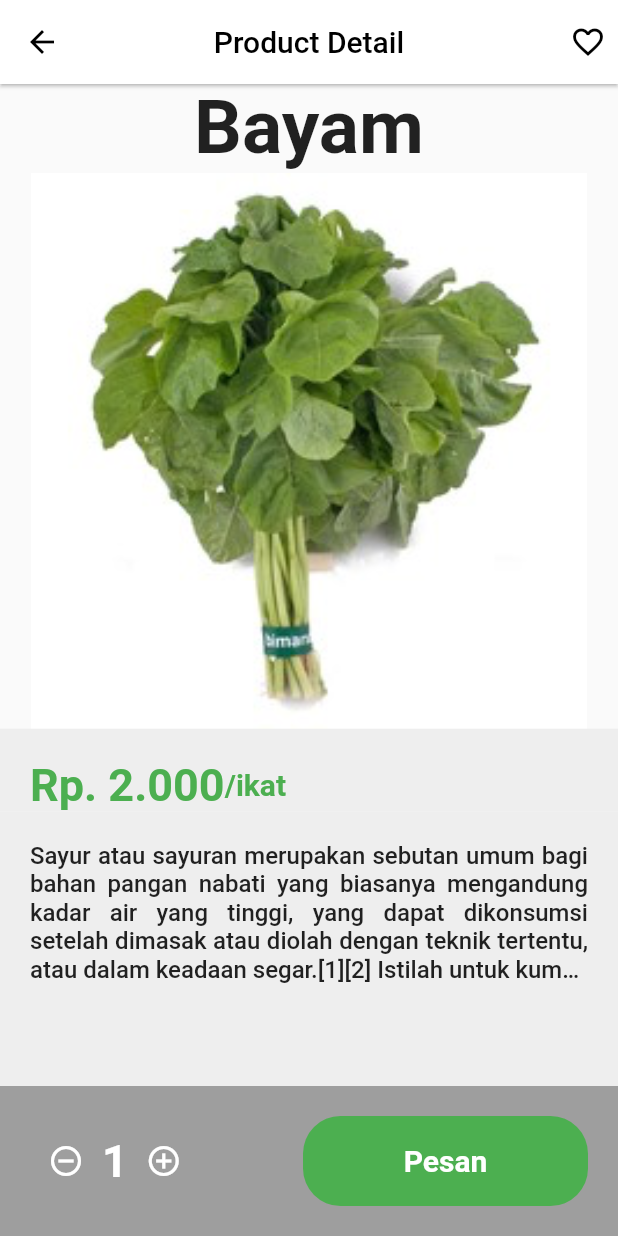
After one commit to IJlnflhbrzDev/flutter_ui_grocery, a Flutter app: the screen it shows after launch, after a tap on an icon or button, on a phone screen of 412 x 824 dp. The commit adds this screen. Run offline on Flutter 3.47's test engine with Material 2 defaults, Android fonts, the phone set to English and light mode, and no system bars.

Commit message:
UPDATE PRODUCT DETAIL VIEW GROCERY APP

```diff
--- a/lib/data.dart
+++ b/lib/data.dart
@@ -16,41 +16,41 @@ final List<DataProductBuah> alldata = [
     '2.000',
     'ikat',
     'assets/img1.png',
-    'Secara umum sayuran dan buah-buahan merupakan sumber berbagai vitamin, mineral',
+    'Sayur atau sayuran merupakan sebutan umum bagi bahan pangan nabati yang biasanya mengandung kadar air yang tinggi, yang dapat dikonsumsi setelah dimasak atau diolah dengan teknik tertentu, atau dalam keadaan segar.[1][2] Istilah untuk kumpulan berbagai jenis sayur adalah sayur-sayuran atau sayur-mayur. Pengolahan sayur-mayur dapat dilakukan dengan cara beragam',
   ),
   DataProductBuah(
     'Alpukat',
     '4.000',
     'ikat',
     'assets/img2.png',
-    'Secara umum sayuran dan buah-buahan merupakan sumber berbagai vitamin, mineral',
+    'Sayur atau sayuran merupakan sebutan umum bagi bahan pangan nabati yang biasanya mengandung kadar air yang tinggi, yang dapat dikonsumsi setelah dimasak atau diolah dengan teknik tertentu, atau dalam keadaan segar.[1][2] Istilah untuk kumpulan berbagai jenis sayur adalah sayur-sayuran atau sayur-mayur. Pengolahan sayur-mayur dapat dilakukan dengan cara beragam',
   ),
   DataProductBuah(
     'Jagung',
     '9.500',
     'ikat',
     'assets/img3.png',
-    'Secara umum sayuran dan buah-buahan merupakan sumber berbagai vitamin, mineral',
+    'Sayur atau sayuran merupakan sebutan umum bagi bahan pangan nabati yang biasanya mengandung kadar air yang tinggi, yang dapat dikonsumsi setelah dimasak atau diolah dengan teknik tertentu, atau dalam keadaan segar.[1][2] Istilah untuk kumpulan berbagai jenis sayur adalah sayur-sayuran atau sayur-mayur. Pengolahan sayur-mayur dapat dilakukan dengan cara beragam',
   ),
   DataProductBuah(
     'Kiwi',
     '4.500',
     'ikat',
     'assets/img4.png',
-    'Secara umum sayuran dan buah-buahan merupakan sumber berbagai vitamin, mineral',
+    'Sayur atau sayuran merupakan sebutan umum bagi bahan pangan nabati yang biasanya mengandung kadar air yang tinggi, yang dapat dikonsumsi setelah dimasak atau diolah dengan teknik tertentu, atau dalam keadaan segar.[1][2] Istilah untuk kumpulan berbagai jenis sayur adalah sayur-sayuran atau sayur-mayur. Pengolahan sayur-mayur dapat dilakukan dengan cara beragam',
   ),
   DataProductBuah(
     'Jeruk',
     '3.500',
     'ikat',
     'assets/img5.png',
-    'Secara umum sayuran dan buah-buahan merupakan sumber berbagai vitamin, mineral',
+    'Sayur atau sayuran merupakan sebutan umum bagi bahan pangan nabati yang biasanya mengandung kadar air yang tinggi, yang dapat dikonsumsi setelah dimasak atau diolah dengan teknik tertentu, atau dalam keadaan segar.[1][2] Istilah untuk kumpulan berbagai jenis sayur adalah sayur-sayuran atau sayur-mayur. Pengolahan sayur-mayur dapat dilakukan dengan cara beragam',
   ),
   DataProductBuah(
     'Apel',
     '4.500',
     'ikat',
     'assets/img6.png',
-    'Secara umum sayuran dan buah-buahan merupakan sumber berbagai vitamin, mineral',
+    'Sayur atau sayuran merupakan sebutan umum bagi bahan pangan nabati yang biasanya mengandung kadar air yang tinggi, yang dapat dikonsumsi setelah dimasak atau diolah dengan teknik tertentu, atau dalam keadaan segar.[1][2] Istilah untuk kumpulan berbagai jenis sayur adalah sayur-sayuran atau sayur-mayur. Pengolahan sayur-mayur dapat dilakukan dengan cara beragam',
   ),
 ];
--- a/lib/item_widget.dart
+++ b/lib/item_widget.dart
@@ -1,12 +1,22 @@
 import 'package:flutter/material.dart';
 import 'package:flutter_grocery_ui/data.dart';
+import 'package:flutter_grocery_ui/product_detail.dart';
 
 class ItemWidget extends StatelessWidget {
   final DataProductBuah products;
   const ItemWidget({super.key, required this.products});
   @override
   Widget build(BuildContext context) {
-    return Card(
+    return GestureDetector(
+      onTap: () => Navigator.push(
+        context,
+        MaterialPageRoute(
+          builder: (context) => ProductDetail(
+            product: products,
+          ),
+        ),
+      ),
+      child: Card(
           elevation: 2,
           shadowColor: Colors.green,
           color: Colors.white,
@@ -36,7 +46,7 @@ class ItemWidget extends StatelessWidget {
                 height: 2,
               ),
               Text(
-              'Rp. ${products.name}',
+                ' ${products.name}',
                 style: const TextStyle(
                   fontSize: 20,
                   fontWeight: FontWeight.w600,
@@ -87,6 +97,7 @@ class ItemWidget extends StatelessWidget {
                 ],
               )
             ],
-        ));
+          )),
+    );
   }
 }
--- /dev/null
+++ b/lib/product_detail.dart
@@ -0,0 +1,163 @@
+import 'package:flutter/material.dart';
+import 'package:flutter_grocery_ui/data.dart';
+
+class ProductDetail extends StatelessWidget {
+  const ProductDetail({super.key, required this.product});
+  final DataProductBuah product;
+  @override
+  Widget build(BuildContext context) {
+    return Scaffold(
+      appBar: AppBar(
+        centerTitle: true,
+        backgroundColor: Colors.white,
+        elevation: 1,
+        title: const Text(
+          "Product Detail",
+          style: TextStyle(color: Colors.black),
+        ),
+        leading: IconButton(
+          icon: const Icon(Icons.arrow_back),
+          color: Colors.black,
+          onPressed: () => Navigator.pop(context),
+        ),
+        actions: const [
+          Padding(
+            padding: EdgeInsets.only(
+              right: 8.0,
+            ),
+            child: Icon(
+              Icons.favorite_border,
+              color: Colors.black,
+            ),
+          ),
+        ],
+      ),
+      body: Column(
+        crossAxisAlignment: CrossAxisAlignment.center,
+        children: [
+          Text(
+            '${product.name}',
+            style: const TextStyle(
+              fontSize: 50,
+              fontWeight: FontWeight.w600,
+            ),
+          ),
+          Center(
+            child: Hero(
+              tag: '${product.image}',
+              child: Container(
+                height: MediaQuery.of(context).size.height * 0.45,
+                decoration: BoxDecoration(
+                  image: DecorationImage(
+                      image: AssetImage('${product.image}'),
+                      fit: BoxFit.contain),
+                ),
+              ),
+            ),
+          ),
+          Container(
+            color: Colors.grey[200],
+            padding: const EdgeInsets.only(left: 20, top: 20),
+            child: Row(
+              children: [
+                Text(
+                  'Rp. ${product.price}',
+                  style: const TextStyle(
+                    color: Colors.green,
+                    fontSize: 30,
+                    fontWeight: FontWeight.w700,
+                  ),
+                ),
+                Text(
+                  '/${product.quanty}',
+                  style: const TextStyle(
+                    color: Colors.green,
+                    fontSize: 20,
+                    fontWeight: FontWeight.w700,
+                  ),
+                ),
+              ],
+            ),
+          ),
+          Expanded(
+            // flex: 1,
+            child: Container(
+              color: Colors.grey[200],
+              padding: const EdgeInsets.all(20),
+              child: Text(
+                '${product.description}',
+                style: const TextStyle(
+                  fontSize: 16,
+                  fontWeight: FontWeight.w500,
+                ),
+                textAlign: TextAlign.justify,
+                overflow: TextOverflow.ellipsis,
+                maxLines: 5,
+              ),
+            ),
+          ),
+          Container(
+              height: 100,
+              padding: const EdgeInsets.symmetric(horizontal: 20),
+              alignment: Alignment.bottomCenter,
+              color: Colors.grey,
+              child: Row(
+                mainAxisAlignment: MainAxisAlignment.spaceBetween,
+                children: [
+                  Center(
+                    child: Row(
+                      children: [
+                        IconButton(
+                          onPressed: () {},
+                          icon: const Icon(
+                            Icons.remove_circle_outline,
+                            color: Colors.white,
+                          ),
+                        ),
+                        const Text(
+                          '1',
+                          style: TextStyle(
+                            color: Colors.white,
+                            fontSize: 30,
+                            fontWeight: FontWeight.w700,
+                          ),
+                        ),
+                        IconButton(
+                          onPressed: () {},
+                          icon: const Icon(
+                            Icons.add_circle_outline,
+                            color: Colors.white,
+                          ),
+                        ),
+                      ],
+                    ),
+                  ),
+                  Center(
+                    child: Container(
+                      width: 190,
+                      height: 60,
+                      decoration: const BoxDecoration(
+                        borderRadius: BorderRadius.all(
+                          Radius.circular(25),
+                        ),
+                        color: Colors.green,
+                      ),
+                      child: const Center(
+                        child: Text(
+                          'Pesan',
+                          style: TextStyle(
+                            color: Colors.white,
+                            fontSize: 20,
+                            fontWeight: FontWeight.w700,
+                          ),
+                        ),
+                      ),
+                    ),
+                  )
+                ],
+              ))
+        ],
+      ),
+    );
+  }
+}
```
Lines whose indentation alone changed are shown as unchanged.
